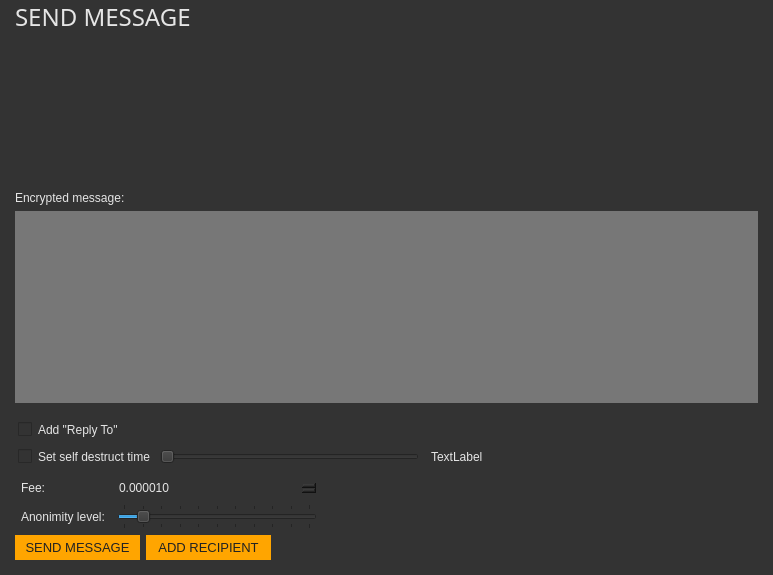
ConcealNetwork/conceal-desktop, file src/gui/ui/sendmessageframe.ui: the form before one commit.
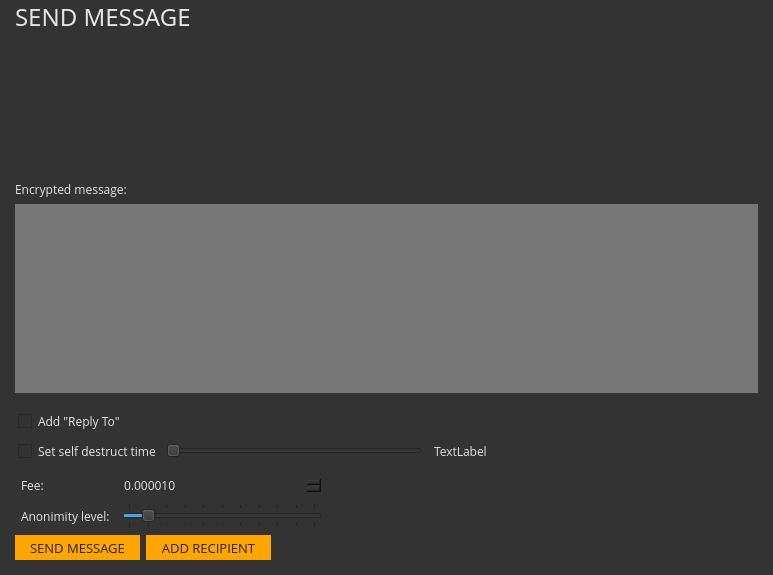
The form after the commit.

Patch:
```diff
--- a/src/gui/ui/sendmessageframe.ui
+++ b/src/gui/ui/sendmessageframe.ui
@@ -102,7 +102,7 @@
     <widget class="QLabel" name="label_3">
      <property name="font">
       <font>
-       <family>Arial</family>
+       <family>Open Sans</family>
        <pointsize>9</pointsize>
       </font>
      </property>
@@ -115,7 +115,7 @@
     <widget class="QTextEdit" name="m_messageTextEdit">
      <property name="font">
       <font>
-       <family>Arial</family>
+       <family>Open Sans</family>
        <pointsize>9</pointsize>
       </font>
      </property>
@@ -126,7 +126,7 @@
       <string notr="true">&lt;!DOCTYPE HTML PUBLIC &quot;-//W3C//DTD HTML 4.0//EN&quot; &quot;http://www.w3.org/TR/REC-html40/strict.dtd&quot;&gt;
 &lt;html&gt;&lt;head&gt;&lt;meta name=&quot;qrichtext&quot; content=&quot;1&quot; /&gt;&lt;style type=&quot;text/css&quot;&gt;
 p, li { white-space: pre-wrap; }
-&lt;/style&gt;&lt;/head&gt;&lt;body style=&quot; font-family:'Arial'; font-size:9pt; font-weight:400; font-style:normal;&quot;&gt;
+&lt;/style&gt;&lt;/head&gt;&lt;body style=&quot; font-family:'Open Sans'; font-size:9pt; font-weight:400; font-style:normal;&quot;&gt;
 &lt;p style=&quot;-qt-paragraph-type:empty; margin-top:0px; margin-bottom:0px; margin-left:0px; margin-right:0px; -qt-block-indent:0; text-indent:0px; font-family:'.Helvetica Neue DeskInterface'; font-size:13pt;&quot;&gt;&lt;br /&gt;&lt;/p&gt;&lt;/body&gt;&lt;/html&gt;</string>
      </property>
     </widget>
@@ -156,7 +156,7 @@
       <widget class="QCheckBox" name="m_addReplyToCheck">
        <property name="font">
         <font>
-         <family>Arial</family>
+         <family>Open Sans</family>
          <pointsize>9</pointsize>
         </font>
        </property>
@@ -179,7 +179,7 @@
       <widget class="QCheckBox" name="m_ttlCheck">
        <property name="font">
         <font>
-         <family>Arial</family>
+         <family>Open Sans</family>
          <pointsize>9</pointsize>
         </font>
        </property>
@@ -211,7 +211,7 @@
       <widget class="QLabel" name="m_ttlLabel">
        <property name="font">
         <font>
-         <family>Arial</family>
+         <family>Open Sans</family>
          <pointsize>9</pointsize>
         </font>
        </property>
@@ -278,7 +278,7 @@
       <widget class="QLabel" name="label_2">
        <property name="font">
         <font>
-         <family>Arial</family>
+         <family>Open Sans</family>
          <pointsize>9</pointsize>
         </font>
        </property>
@@ -300,7 +300,7 @@
        </property>
        <property name="font">
         <font>
-         <family>Arial</family>
+         <family>Open Sans</family>
          <pointsize>10</pointsize>
         </font>
        </property>
@@ -341,7 +341,7 @@
       <widget class="QLabel" name="label_4">
        <property name="font">
         <font>
-         <family>Arial</family>
+         <family>Open Sans</family>
          <pointsize>9</pointsize>
         </font>
        </property>
@@ -357,7 +357,7 @@
       <widget class="QDoubleSpinBox" name="m_feeSpin">
        <property name="font">
         <font>
-         <family>Arial</family>
+         <family>Open Sans</family>
          <pointsize>9</pointsize>
         </font>
        </property>
@@ -392,7 +392,7 @@
        </property>
        <property name="font">
         <font>
-         <family>Arial</family>
+         <family>Open Sans</family>
          <pointsize>10</pointsize>
         </font>
        </property>
@@ -414,7 +414,7 @@
        </property>
        <property name="font">
         <font>
-         <family>Arial</family>
+         <family>Open Sans</family>
          <pointsize>10</pointsize>
         </font>
        </property>
```
